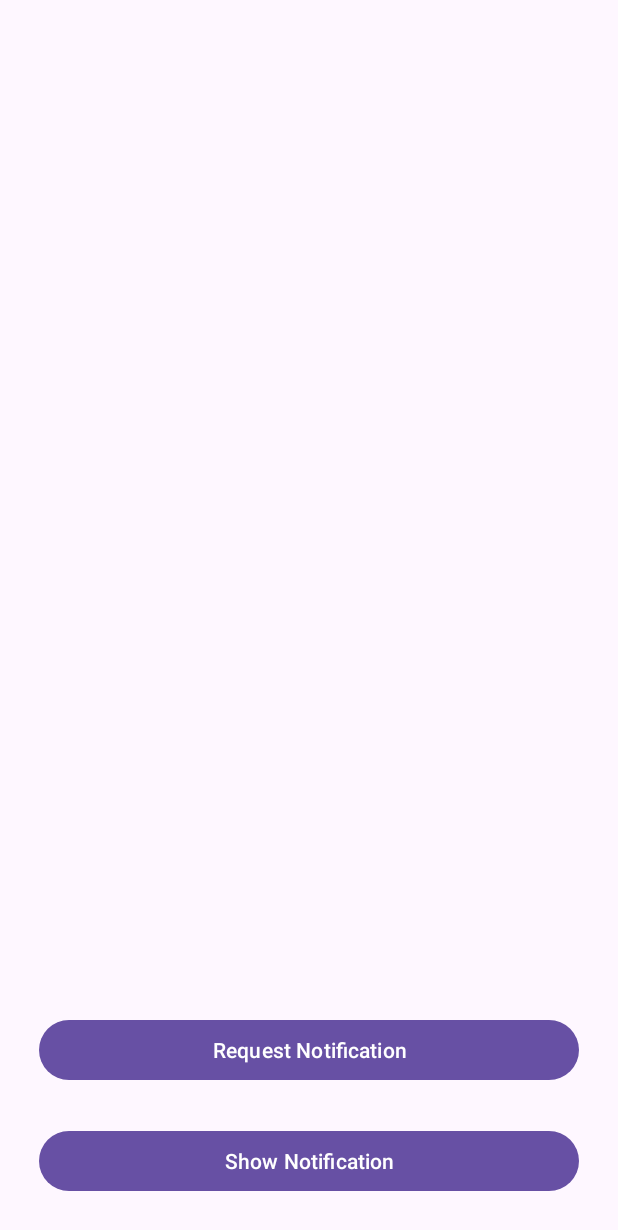
After one commit to adistaufa17/MyFriends-FinalProject, an Android app: the layout activity_work_manager.xml on its own in the app's theme, with its tools: preview values and no code run, on a phone screen of 412 x 824 dp. The commit adds this screen. Shown: the top 1230 px of the screen. Run offline under Robolectric (Android 15) with nearby library versions, the phone set to English and light mode, and no system bars.

Commit message:
Notification_work_manager

```diff
--- a/app/build.gradle.kts
+++ b/app/build.gradle.kts
@@ -60,6 +60,7 @@ dependencies {
     implementation(libs.androidx.activity)
     implementation(libs.androidx.constraintlayout)
     implementation(libs.firebase.firestore.ktx)
+    implementation(libs.androidx.work.runtime.ktx)
     testImplementation(libs.junit)
     androidTestImplementation(libs.androidx.junit)
     implementation(libs.androidcoreproject.v300beta7)
--- /dev/null
+++ b/app/src/main/res/drawable/notification_icon.xml
@@ -0,0 +1,5 @@
+<vector xmlns:android="http://schemas.android.com/apk/res/android" android:height="24dp" android:tint="#000000" android:viewportHeight="24" android:viewportWidth="24" android:width="24dp">
+
+    <path android:fillColor="@android:color/white" android:pathData="M12,22c1.1,0 2,-0.9 2,-2h-4c0,1.1 0.89,2 2,2zM18,16v-5c0,-3.07 -1.64,-5.64 -4.5,-6.32L13.5,4c0,-0.83 -0.67,-1.5 -1.5,-1.5s-1.5,0.67 -1.5,1.5v0.68C7.63,5.36 6,7.92 6,11v5l-2,2v1h16v-1l-2,-2z"/>
+
+</vector>
--- /dev/null
+++ b/app/src/main/res/layout/activity_work_manager.xml
@@ -0,0 +1,31 @@
+<?xml version="1.0" encoding="utf-8"?>
+<layout xmlns:tools="http://schemas.android.com/tools"
+    xmlns:android="http://schemas.android.com/apk/res/android"
+    xmlns:app="http://schemas.android.com/apk/res-auto">
+    <androidx.constraintlayout.widget.ConstraintLayout
+        android:id="@+id/main"
+        android:layout_width="match_parent"
+        android:layout_height="match_parent"
+        tools:context=".activity.work_manager.WorkManagerActivity">
+
+        <Button
+            android:id="@+id/btn_show"
+            android:layout_width="match_parent"
+            android:layout_height="wrap_content"
+            android:layout_margin="@dimen/_20sdp"
+            android:text="@string/show_notification"
+            app:layout_constraintBottom_toBottomOf="parent"
+            tools:ignore="VisualLintButtonSize" />
+
+        <Button
+            android:id="@+id/btn_request"
+            android:layout_width="match_parent"
+            android:layout_height="wrap_content"
+            android:layout_margin="@dimen/_20sdp"
+            android:text="@string/request_notification"
+            app:layout_constraintBottom_toTopOf="@+id/btn_show"
+            tools:ignore="VisualLintButtonSize" />
+
+
+    </androidx.constraintlayout.widget.ConstraintLayout>
+</layout>
--- /dev/null
+++ b/app/src/main/res/values-night/strings.xml
@@ -0,0 +1,5 @@
+<?xml version="1.0" encoding="utf-8"?>
+<resources>
+    <string name="lbl_permission_notification">lbl_permission_notification</string>
+    <string name="lbl_setting">lbl_setting</string>
+</resources>
--- a/app/src/main/res/values/strings.xml
+++ b/app/src/main/res/values/strings.xml
@@ -71,4 +71,8 @@
     <string name="target_pin">Target Pin</string>
     <string name="location">Location</string>
     <string name="address">Address</string>
+    <string name="lbl_permission_notification">lbl_permission_notification</string>
+    <string name="lbl_setting">lbl_setting</string>
+    <string name="show_notification">Show Notification</string>
+    <string name="request_notification">Request Notification</string>
 </resources>
--- a/gradle/libs.versions.toml
+++ b/gradle/libs.versions.toml
@@ -42,6 +42,7 @@ playServicesAnalyticsImpl = "18.2.0"
 imageSlider = "0.1.2"
 firebaseFirestoreKtx = "25.1.1"
 biometric = "1.2.0-alpha05"
+workRuntimeKtx = "2.9.0"
 
 [libraries]
 androidcoreproject = { module = "com.github.crocodic-studio:AndroidCoreProject", version.ref = "androidcoreproject" }
@@ -98,6 +99,7 @@ androidx-databinding-runtime = { group = "androidx.databinding", name = "databin
 coreCrocodic = {group = "com.github.crocodic-studio", name = "AndroidCoreProject", version.ref = "coreCrocodic"}
 play-services-analytics-impl = { group = "com.google.android.gms", name = "play-services-analytics-impl", version.ref = "playServicesAnalyticsImpl" }
 firebase-firestore-ktx = { group = "com.google.firebase", name = "firebase-firestore-ktx", version.ref = "firebaseFirestoreKtx" }
+androidx-work-runtime-ktx = { group = "androidx.work", name = "work-runtime-ktx", version.ref = "workRuntimeKtx" }
 
 
 [plugins]
```
Also changed, not shown: app/src/main/AndroidManifest.xml (+14 -11 lines), app/src/main/java/com/adista/finalproject/activity/work_manager/WorkManagerActivity.kt (added, +156 -0 lines), app/src/main/java/com/adista/finalproject/activity/work_manager/worker/NotificationWorker.kt (added, +73 -0 lines).
